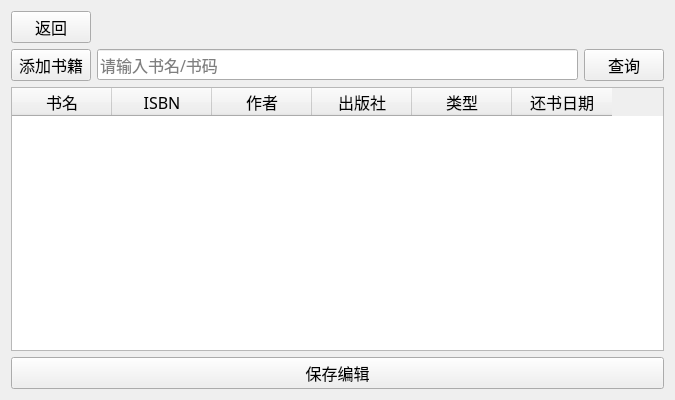
Before: the Qt Designer form bookeditpage.ui in LeoStr4nge/LibraryManageSystem, drawn with Qt 5.
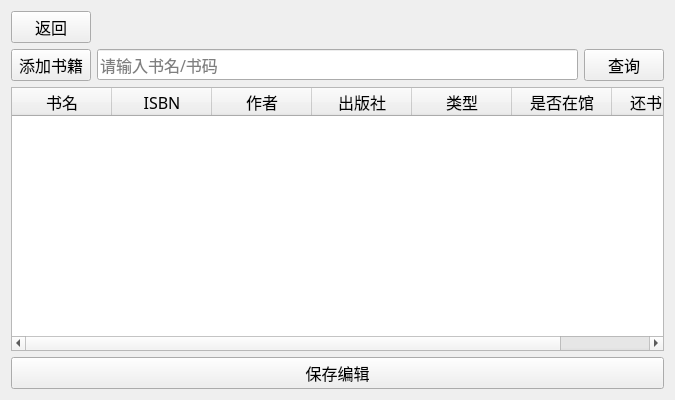
After: the same form once the commit is applied.

Patch:
```diff
--- a/bookeditpage.ui
+++ b/bookeditpage.ui
@@ -98,6 +98,11 @@
          <string>类型</string>
         </property>
        </column>
+       <column>
+        <property name="text">
+         <string>是否在馆</string>
+        </property>
+       </column>
        <column>
         <property name="text">
          <string>还书日期</string>
```
